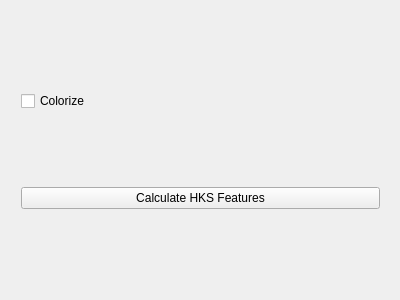
Old version of the form mode_FeatureSegCorr/fsc_widget.ui in the repository BigkoalaZhu/STAR_PoCorr.
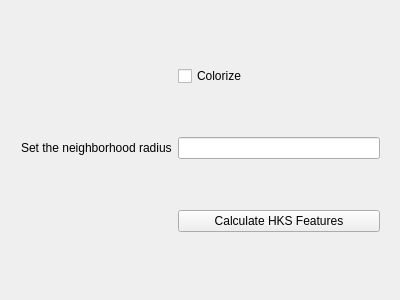
New version of the form.

```diff
--- a/mode_FeatureSegCorr/fsc_widget.ui
+++ b/mode_FeatureSegCorr/fsc_widget.ui
@@ -23,20 +23,30 @@
     </rect>
    </property>
    <layout class="QGridLayout" name="gridLayout">
-    <item row="1" column="0">
-     <widget class="QPushButton" name="pushButton">
+    <item row="2" column="1">
+     <widget class="QPushButton" name="calcHKS">
       <property name="text">
        <string>Calculate HKS Features</string>
       </property>
      </widget>
     </item>
-    <item row="0" column="0">
-     <widget class="QCheckBox" name="checkBox">
+    <item row="0" column="1">
+     <widget class="QCheckBox" name="colorize">
       <property name="text">
        <string>Colorize</string>
       </property>
      </widget>
     </item>
+    <item row="1" column="1">
+     <widget class="QLineEdit" name="radius"/>
+    </item>
+    <item row="1" column="0">
+     <widget class="QLabel" name="label">
+      <property name="text">
+       <string>Set the neighborhood radius</string>
+      </property>
+     </widget>
+    </item>
    </layout>
   </widget>
  </widget>
```
